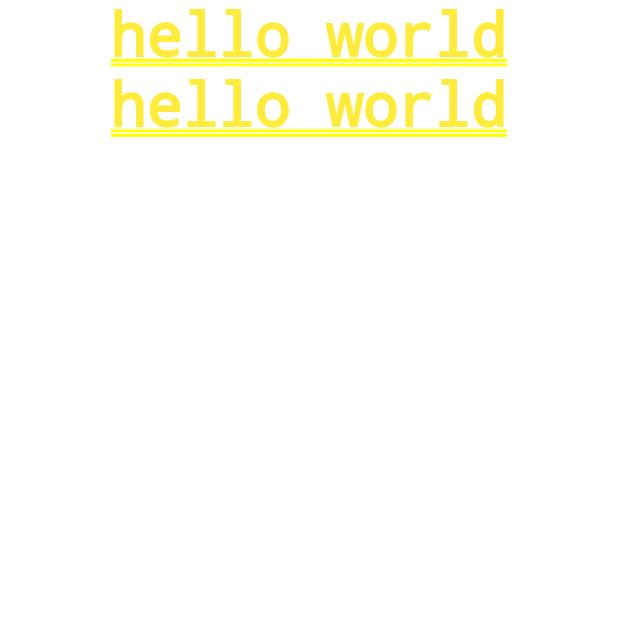
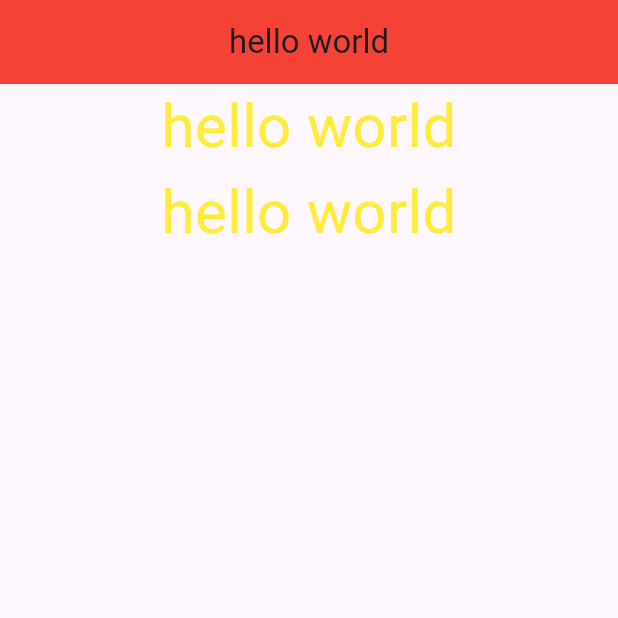
Before and after one commit to linkalls/fluter_intro, a Flutter app: the screen it shows after launch, on a phone screen of 412 x 824 dp, the top half of it. Run offline on Flutter 3.47's test engine with Material 3 defaults, Android fonts, the phone set to English and light mode, and no system bars.

Commit message:
Scaffold内でしかappBar使えない

```diff
--- a/lib/main.dart
+++ b/lib/main.dart
@@ -41,7 +41,14 @@ class MyHomePage extends StatelessWidget {
 
   @override
   Widget build(BuildContext context) {
-    return const Center(
+    return Scaffold(
+        // Scaffoldで囲んどいたら、AppBarとか使える
+        appBar: AppBar(
+          title: const Text("hello world"),
+          backgroundColor: Colors.red, // AppBarの背景色　おおもじのColors.を使う
+          centerTitle: true, // 中央寄せ
+        ),
+        body: const Center(
           child: Column(
             children: [
               Text(
@@ -54,7 +61,7 @@ class MyHomePage extends StatelessWidget {
               ),
             ],
           ),
-    );
+        ));
   }
 }
 
```
Lines whose indentation alone changed are shown as unchanged.
